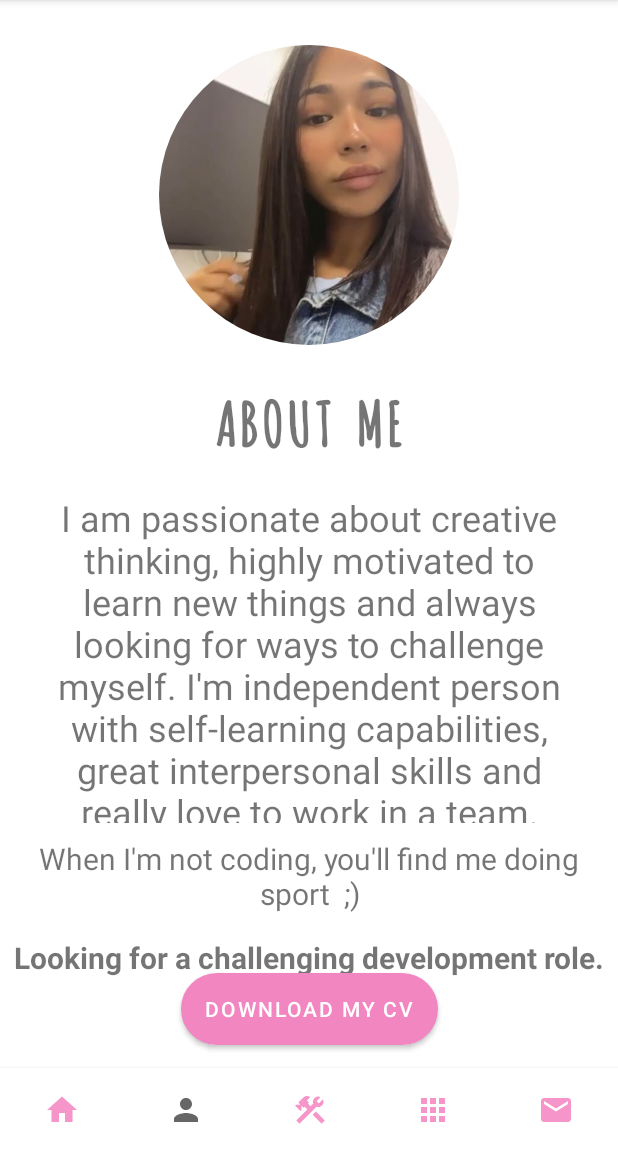
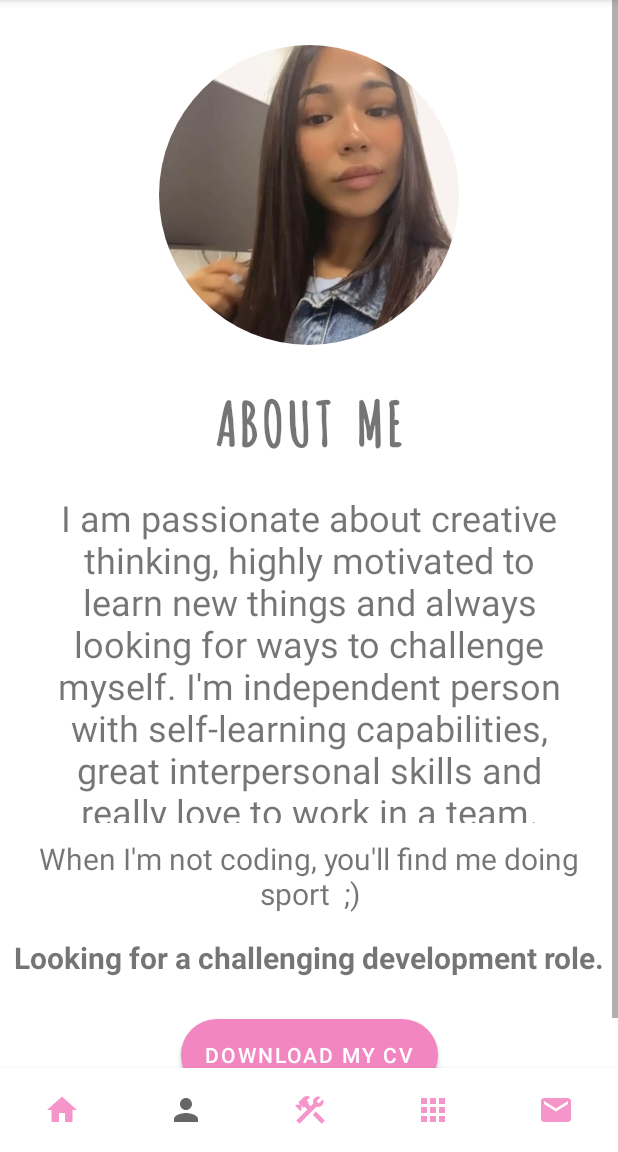
Before and after one commit to danielmishan85/Protfolio, an Android app: the screen it shows after launch (MainActivity), item 2 of the bottom bar chosen, on a phone screen of 412 x 824 dp, the part 84-1236 px from its top. Run offline under Robolectric (Android 15) with nearby library versions, the phone set to English and light mode, and no system bars; our stand-ins replace CircleImageView; Roboto replaces fonts that are not available here.

Commit message:
fix bugs

```diff
--- a/app/src/main/AndroidManifest.xml
+++ b/app/src/main/AndroidManifest.xml
@@ -5,7 +5,7 @@
     <uses-permission android:name="android.permission.ACCESS_NETWORK_STATE" />
     <uses-permission android:name="android.permission.READ_EXTERNAL_STORAGE" />
     <uses-permission android:name="android.permission.SEND_SMS" />
-
+    <uses-permission android:name="com.google.android.gms.permission.AD_ID" />
 
 
     <application
@@ -19,7 +19,7 @@
         android:enableOnBackInvokedCallback="true"
         tools:targetApi="31">
         <activity
-            android:name=".MainActivity"
+            android:name="com.daniellamishan.MainActivity"
             android:exported="true">
             <intent-filter>
                 <action android:name="android.intent.action.MAIN" />
--- a/app/src/main/java/com/example/daniellamishan/AboutMeFragment.java
+++ b/app/src/main/java/com/daniellamishan/AboutMeFragment.java
@@ -1,4 +1,4 @@
-package com.example.daniellamishan;
+package com.daniellamishan;
 
 import android.content.Intent;
 import android.net.Uri;
@@ -12,6 +12,7 @@ import android.view.View;
 import android.view.ViewGroup;
 import android.widget.Button;
 
+import com.daniellamishan.R;
 import com.google.android.material.textfield.TextInputEditText;
 
 public class AboutMeFragment extends Fragment {
--- a/app/src/main/java/com/example/daniellamishan/ContactMeFragment.java
+++ b/app/src/main/java/com/daniellamishan/ContactMeFragment.java
@@ -1,4 +1,4 @@
-package com.example.daniellamishan;
+package com.daniellamishan;
 
 import android.content.Intent;
 import android.content.pm.PackageManager;
@@ -20,6 +20,7 @@ import android.widget.Toast;
 import android.Manifest;
 import android.content.pm.PackageManager;
 
+import com.daniellamishan.R;
 import com.google.android.material.textfield.TextInputEditText;
 
 import java.util.concurrent.ExecutorService;
--- a/app/src/main/java/com/example/daniellamishan/HomeFragment.java
+++ b/app/src/main/java/com/daniellamishan/HomeFragment.java
@@ -1,4 +1,4 @@
-package com.example.daniellamishan;
+package com.daniellamishan;
 
 import android.media.MediaPlayer;
 import android.os.Bundle;
@@ -14,6 +14,8 @@ import android.widget.TextView;
 import android.widget.VideoView;
 
 import androidx.fragment.app.Fragment;
+
+import com.daniellamishan.R;
 
 import java.util.concurrent.ExecutorService;
 import java.util.concurrent.Executors;
--- a/app/src/main/java/com/example/daniellamishan/MainActivity.java
+++ b/app/src/main/java/com/daniellamishan/MainActivity.java
@@ -1,14 +1,13 @@
-package com.example.daniellamishan;
+package com.daniellamishan;
 
 import androidx.annotation.NonNull;
 import androidx.appcompat.app.AppCompatActivity;
 import androidx.fragment.app.Fragment;
 
-import android.content.pm.PackageManager;
-import android.os.Build;
 import android.os.Bundle;
 import android.view.MenuItem;
 
+import com.daniellamishan.R;
 import com.google.android.material.bottomnavigation.BottomNavigationView;
 import com.google.android.material.navigation.NavigationBarView;
 
--- a/app/src/main/java/com/example/daniellamishan/SkillsFragment.java
+++ b/app/src/main/java/com/daniellamishan/SkillsFragment.java
@@ -1,4 +1,4 @@
-package com.example.daniellamishan;
+package com.daniellamishan;
 
 import android.os.Bundle;
 
@@ -7,6 +7,8 @@ import androidx.fragment.app.Fragment;
 import android.view.LayoutInflater;
 import android.view.View;
 import android.view.ViewGroup;
+
+import com.daniellamishan.R;
 
 public class SkillsFragment extends Fragment {
 
--- a/app/src/main/java/com/example/daniellamishan/model/Project.java
+++ b/app/src/main/java/com/daniellamishan/model/Project.java
@@ -1,4 +1,4 @@
-package com.example.daniellamishan.model;
+package com.daniellamishan.model;
 
 public class Project {
 
--- a/app/src/main/res/layout/fragment_about_me.xml
+++ b/app/src/main/res/layout/fragment_about_me.xml
@@ -4,6 +4,19 @@
     android:layout_height="match_parent"
     xmlns:android="http://schemas.android.com/apk/res/android"
     xmlns:app="http://schemas.android.com/apk/res-auto">
+
+    <ScrollView
+        android:layout_width="match_parent"
+        android:layout_height="match_parent">
+
+        <LinearLayout
+            android:layout_width="match_parent"
+            android:layout_height="wrap_content"
+            android:orientation="vertical" >
+
+            <androidx.constraintlayout.widget.ConstraintLayout
+                android:layout_width="match_parent"
+                android:layout_height="match_parent">
 
                     <de.hdodenhof.circleimageview.CircleImageView
                         android:id="@+id/about_me_image"
@@ -84,10 +97,15 @@
                     android:id="@+id/about_me_btn"
                     android:layout_width="wrap_content"
                     android:layout_height="wrap_content"
-        android:layout_marginBottom="15dp"
+                    android:layout_marginTop="27dp"
+                    android:layout_marginBottom="20dp"
+                    android:background="@drawable/pink_btn_background"
                     android:text="Download my CV"
-        android:background="@drawable/pink_btn_background"
                     app:layout_constraintBottom_toBottomOf="parent"
                     app:layout_constraintEnd_toEndOf="parent"
-        app:layout_constraintStart_toStartOf="parent" />
+                    app:layout_constraintStart_toStartOf="parent"
+                    app:layout_constraintTop_toBottomOf="@+id/textView4" />
             </androidx.constraintlayout.widget.ConstraintLayout>
+        </LinearLayout>
+    </ScrollView>
+</androidx.constraintlayout.widget.ConstraintLayout>
```
Also changed, not shown: app/build.gradle (+4 -4 lines), app/src/main/java/com/daniellamishan/ProtfolioFragment.java (renamed from app/src/main/java/com/example/daniellamishan/ProtfolioFragment.java, +4 -3 lines), app/src/main/java/com/daniellamishan/model/Model.java (added, +33 -0 lines), app/src/main/java/com/example/daniellamishan/model/Model.java (deleted, +0 -34 lines), app/src/main/res/layout/fragment_contact_me.xml (+23 -1 lines), 1 other file. Lines whose indentation alone changed are shown as unchanged.
